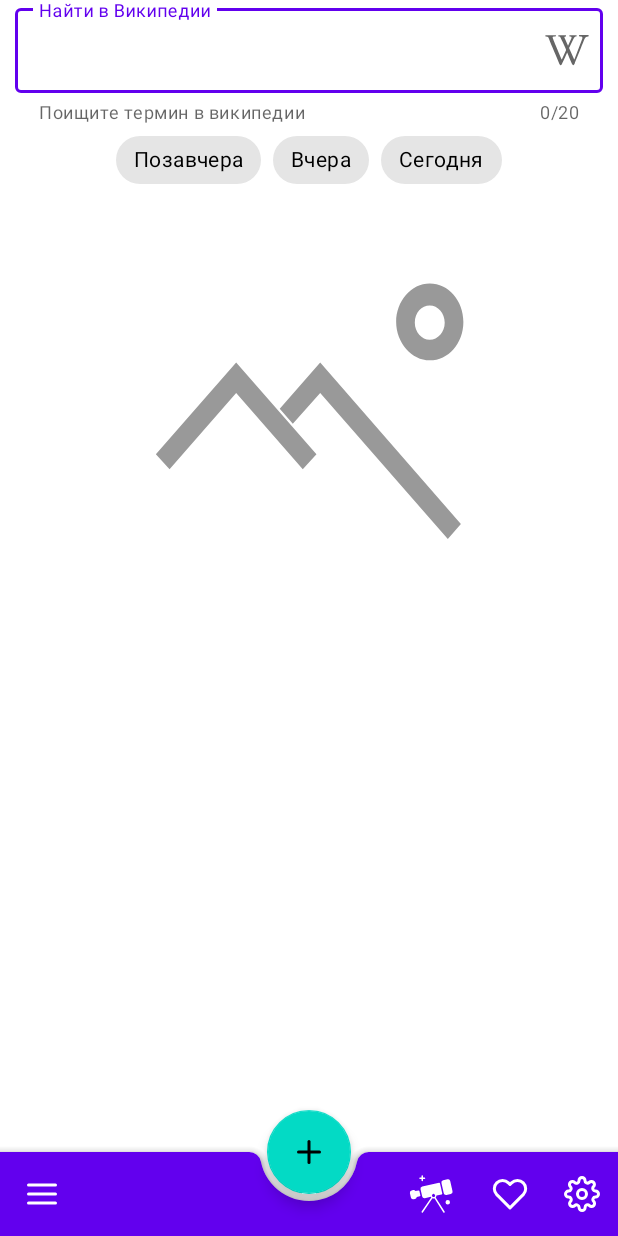
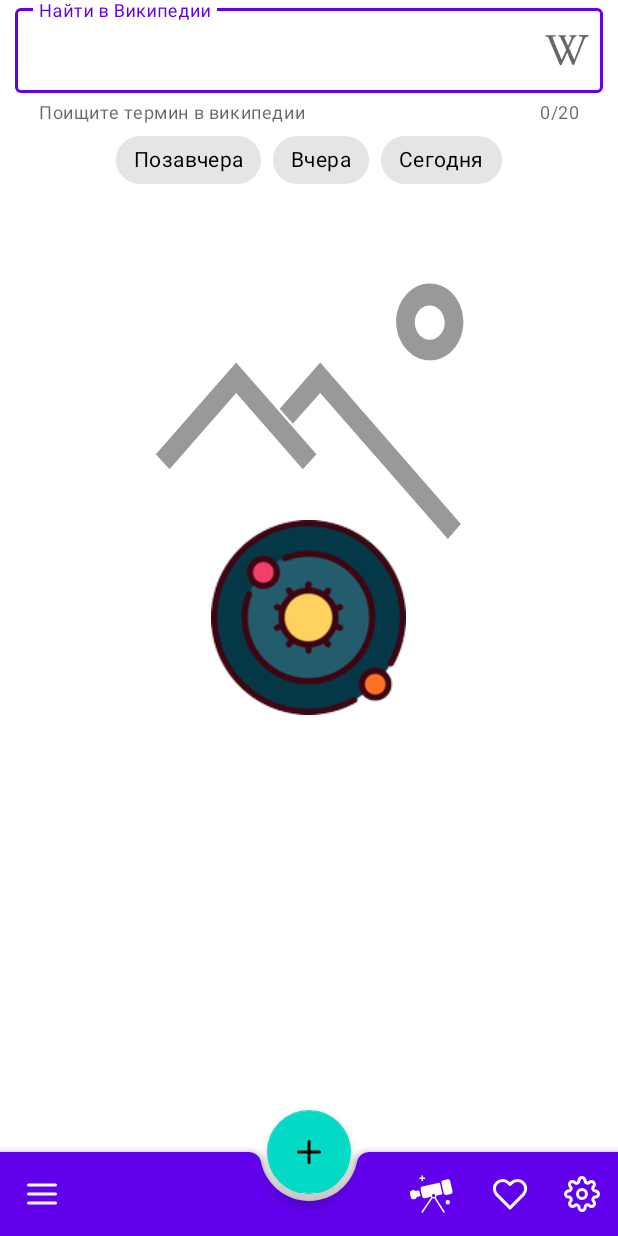
Before and after one commit to fadnier/PictureOfTheDay, an Android app: the screen it shows after launch (MainActivity), on a phone screen of 412 x 824 dp. Run offline under Robolectric (Android 15) with nearby library versions, the phone set to English and light mode, and no system bars; libraries missing offline, so code that uses them is left out: coil.api.load; pictures from the network do not load; 1 statement that could not run was skipped.

Commit message:
homework8

```diff
--- a/app/src/main/AndroidManifest.xml
+++ b/app/src/main/AndroidManifest.xml
@@ -10,7 +10,7 @@
         android:label="@string/app_name"
         android:roundIcon="@mipmap/ic_launcher_round"
         android:supportsRtl="true"
-        android:theme="@style/Theme.PictureOfTheDay">
+        android:theme="@style/Theme.PictureOfTheDay.Splash">
         <activity android:name=".MainActivity">
             <intent-filter>
                 <action android:name="android.intent.action.MAIN" />
--- /dev/null
+++ b/app/src/main/res/drawable/splash_background_drawable.xml
@@ -0,0 +1,13 @@
+<?xml version="1.0" encoding="utf-8"?>
+
+<layer-list xmlns:android="http://schemas.android.com/apk/res/android"
+    android:opacity="opaque">
+
+    <item android:drawable="@android:color/white" />
+
+    <item>
+        <bitmap
+            android:gravity="center"
+            android:src="@drawable/ic_splash_screen" />
+    </item>
+</layer-list>
--- a/app/src/main/res/values/themes.xml
+++ b/app/src/main/res/values/themes.xml
@@ -54,4 +54,8 @@
         <item name="colorSurface">#BFBFBF</item>
         <item name="colorAccent">#D61515</item>
     </style>
+
+    <style name="Theme.PictureOfTheDay.Splash">
+        <item name="android:windowBackground">@drawable/splash_background_drawable</item>
+    </style>
 </resources>
```
Also changed, not shown: app/src/main/res/drawable/ic_splash_screen.png (added).
